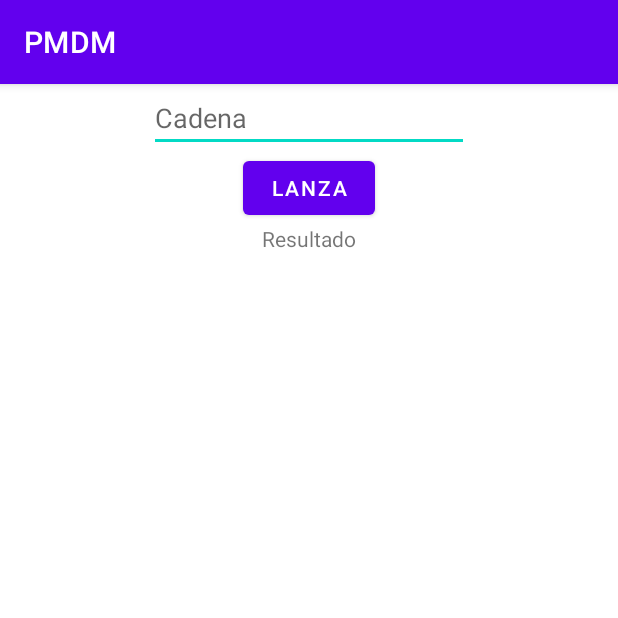
After one commit to JorgeDuenasLerin/PMDM-2223, an Android app: the ut02LanzadoraAntigua screen opened directly, with no data from a screen before it, on a phone screen of 412 x 824 dp, the top half of it. The commit adds this screen. Run offline under Robolectric (Android 15) with nearby library versions, the phone set to English and light mode, and no system bars.

Commit message:
Lanzar para resultado

```diff
--- /dev/null
+++ b/app/src/main/java/com/example/pmdm_2223/ut02/resultados/ut02LanzadoraAntigua.java
@@ -0,0 +1,51 @@
+package com.example.pmdm_2223.ut02.resultados;
+
+import androidx.annotation.Nullable;
+import androidx.appcompat.app.AppCompatActivity;
+
+import android.app.Activity;
+import android.content.Intent;
+import android.os.Bundle;
+import android.view.View;
+import android.widget.Button;
+import android.widget.TextView;
+
+import com.example.pmdm_2223.R;
+
+public class ut02LanzadoraAntigua extends AppCompatActivity {
+
+    TextView datos;
+    Button lanzar;
+    TextView resultado;
+
+    @Override
+    protected void onCreate(Bundle savedInstanceState) {
+        super.onCreate(savedInstanceState);
+        setContentView(R.layout.activity_ut02_lanzadora);
+
+        datos = findViewById(R.id.ut02idResultadosText);
+        lanzar = findViewById(R.id.ut02idResultadosBoton);
+        resultado = findViewById(R.id.ut02idResultadosLabel);
+
+        lanzar.setOnClickListener(new View.OnClickListener() {
+            @Override
+            public void onClick(View view) {
+                Intent intent = new Intent(ut02LanzadoraAntigua.this, ut02Calculadora.class);
+                intent.putExtra("DATOS", datos.getText().toString());
+                startActivityForResult(intent, LAUNCH_CODE);
+            }
+        });
+    }
+
+    private static int LAUNCH_CODE = 42;
+
+    @Override
+    protected void onActivityResult(int requestCode, int resultCode, @Nullable Intent data) {
+        super.onActivityResult(requestCode, resultCode, data);
+        if(requestCode == LAUNCH_CODE){
+            if(resultCode == Activity.RESULT_OK){
+                resultado.setText(data.getStringExtra("DATOS"));
+            }
+        }
+    }
+}
--- /dev/null
+++ b/app/src/main/res/layout/activity_ut02_lanzadora.xml
@@ -0,0 +1,37 @@
+<?xml version="1.0" encoding="utf-8"?>
+<androidx.constraintlayout.widget.ConstraintLayout xmlns:android="http://schemas.android.com/apk/res/android"
+    xmlns:app="http://schemas.android.com/apk/res-auto"
+    xmlns:tools="http://schemas.android.com/tools"
+    android:layout_width="match_parent"
+    android:layout_height="match_parent"
+    tools:context=".ut02.resultados.ut02Lanzadora">
+
+    <EditText
+        android:id="@+id/ut02idResultadosText"
+        android:layout_width="wrap_content"
+        android:layout_height="wrap_content"
+        android:ems="10"
+        android:hint="Cadena"
+        android:inputType="textPersonName"
+        app:layout_constraintEnd_toEndOf="parent"
+        app:layout_constraintStart_toStartOf="parent"
+        app:layout_constraintTop_toTopOf="parent" />
+
+    <Button
+        android:id="@+id/ut02idResultadosBoton"
+        android:layout_width="wrap_content"
+        android:layout_height="wrap_content"
+        android:text="Lanza"
+        app:layout_constraintEnd_toEndOf="@+id/ut02idResultadosText"
+        app:layout_constraintStart_toStartOf="@+id/ut02idResultadosText"
+        app:layout_constraintTop_toBottomOf="@+id/ut02idResultadosText" />
+
+    <TextView
+        android:id="@+id/ut02idResultadosLabel"
+        android:layout_width="wrap_content"
+        android:layout_height="wrap_content"
+        android:text="Resultado"
+        app:layout_constraintEnd_toEndOf="@+id/ut02idResultadosBoton"
+        app:layout_constraintStart_toStartOf="@+id/ut02idResultadosBoton"
+        app:layout_constraintTop_toBottomOf="@+id/ut02idResultadosBoton" />
+</androidx.constraintlayout.widget.ConstraintLayout>
```
Also changed, not shown: app/src/main/AndroidManifest.xml (+35 -4 lines), app/src/main/java/com/example/pmdm_2223/ut02/activities/ut02DatePicker.java (added, +31 -0 lines), app/src/main/java/com/example/pmdm_2223/ut02/resultados/ut02Calculadora.java (added, +42 -0 lines), app/src/main/java/com/example/pmdm_2223/ut02/resultados/ut02Lanzadora.java (added, +55 -0 lines), app/src/main/res/layout/activity_ut02_calculadora.xml (added, +26 -0 lines), app/src/main/res/layout/activity_ut02_recoger_viaje.xml (+9 -0 lines), 1 other file.
